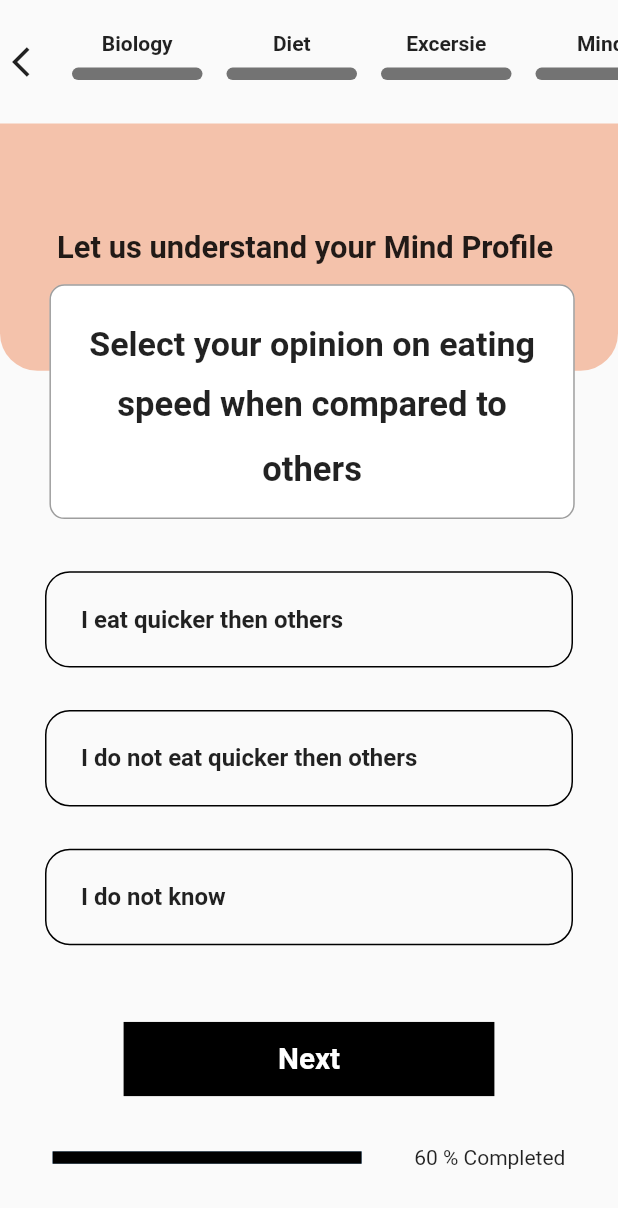
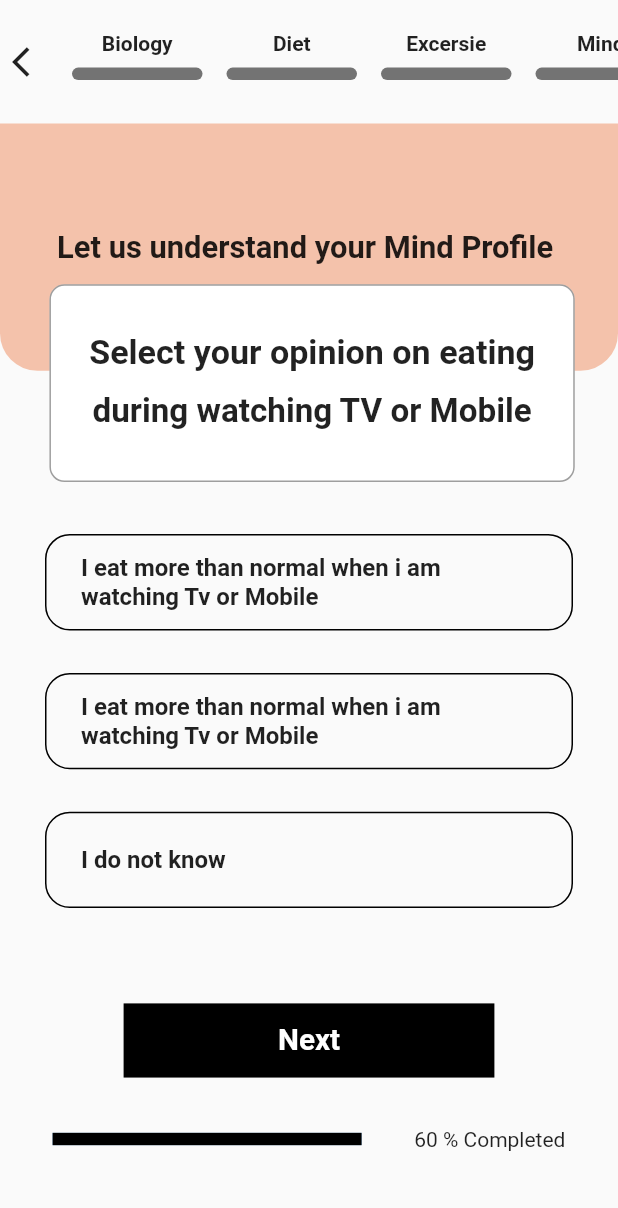
Before and after one commit to khubabcreation/health_fitness_ui_desighns, a Flutter app: the screen it shows after launch, on a phone screen of 412 x 824 dp. Shown: the top 1208 px of the screen. Run offline on Flutter 3.47's test engine with Material 2 defaults, Android fonts, the light colour scheme and no system bars.

Commit message:
this is the second commit

```diff
--- a/lib/main.dart
+++ b/lib/main.dart
@@ -13,6 +13,7 @@ import 'openion_on_Stress_Eating.dart';
 import 'openion_on_diet_plan.dart';
 import 'openion_on_exercise.dart';
 import 'openion_on_gym.dart';
+import 'openion_on_tv.dart';
 
 void main() {
   runApp(const MyApp());
@@ -29,7 +30,7 @@ class MyApp extends StatelessWidget {
       theme: ThemeData(
         primarySwatch: Colors.blue,
       ),
-      home: compared_to_others(),
+      home: openion_on_tv(),
     );
   }
 }
--- /dev/null
+++ b/lib/openion_on_tv.dart
@@ -0,0 +1,370 @@
+import 'package:flutter/material.dart';
+
+class openion_on_tv extends StatefulWidget {
+  const openion_on_tv({Key? key}) : super(key: key);
+
+  @override
+  State<openion_on_tv> createState() => _openion_on_tvState();
+}
+
+class _openion_on_tvState extends State<openion_on_tv> {
+  @override
+  Widget build(BuildContext context) {
+    double height = MediaQuery.of(context).size.height ;
+    double width = MediaQuery.of(context).size.width;
+    return SafeArea(
+      child: Scaffold(
+        body: Container(
+          height: height,
+          width: width,
+          child: Column(
+            children: [
+              SizedBox(
+                  height: height * 0.1,
+                  width: width,
+                  child: Row(
+                    children: [
+                      Padding(
+                        padding: EdgeInsets.all(8.0),
+                        child: Icon(Icons.arrow_back_ios),
+                      ),
+                      Expanded(
+                        child: ListView(
+                          scrollDirection: Axis.horizontal,
+                          children: [
+                            Container(
+                              height: height * 0.05,
+                              width: width * 0.25,
+                              child: Column(
+                                mainAxisAlignment: MainAxisAlignment.center,
+                                children: [
+                                  Text(
+                                    'Biology',
+                                    style: TextStyle(fontWeight: FontWeight.bold),
+                                  ),
+                                  Padding(
+                                    padding: EdgeInsets.all(8.0),
+                                    child: Container(
+                                      height: height * 0.01,
+                                      width: width * 0.25,
+                                      decoration: BoxDecoration(
+                                          color: Colors.black54,
+                                          borderRadius: BorderRadius.horizontal(
+                                            left: Radius.circular(20),
+                                            right: Radius.circular(20),
+                                          )),
+                                    ),
+                                  ),
+                                ],
+                              ),
+                            ),
+                            Container(
+                              height: height * 0.05,
+                              width: width * 0.25,
+                              child: Column(
+                                mainAxisAlignment: MainAxisAlignment.center,
+                                children: [
+                                  Text(
+                                    'Diet',
+                                    style: TextStyle(fontWeight: FontWeight.bold),
+                                  ),
+                                  Padding(
+                                    padding: EdgeInsets.all(8.0),
+                                    child: Container(
+                                      height: height * 0.01,
+                                      width: width * 0.25,
+                                      decoration: BoxDecoration(
+                                          color: Colors.black54,
+                                          borderRadius: BorderRadius.horizontal(
+                                            left: Radius.circular(20),
+                                            right: Radius.circular(20),
+                                          )),
+                                    ),
+                                  ),
+                                ],
+                              ),
+                            ),
+                            Container(
+                              height: height * 0.05,
+                              width: width * 0.25,
+                              child: Column(
+                                mainAxisAlignment: MainAxisAlignment.center,
+                                children: [
+                                  Text(
+                                    'Excersie',
+                                    style: TextStyle(fontWeight: FontWeight.bold),
+                                  ),
+                                  Padding(
+                                    padding: EdgeInsets.all(8.0),
+                                    child: Container(
+                                      height: height * 0.01,
+                                      width: width * 0.25,
+                                      decoration: BoxDecoration(
+                                          color: Colors.black54,
+                                          borderRadius: BorderRadius.horizontal(
+                                            left: Radius.circular(20),
+                                            right: Radius.circular(20),
+                                          )),
+                                    ),
+                                  ),
+                                ],
+                              ),
+                            ),
+                            Container(
+                              height: height * 0.05,
+                              width: width * 0.25,
+                              child: Column(
+                                mainAxisAlignment: MainAxisAlignment.center,
+                                children: [
+                                  Text(
+                                    'Mind',
+                                    style: TextStyle(fontWeight: FontWeight.bold),
+                                  ),
+                                  Padding(
+                                    padding: EdgeInsets.all(8.0),
+                                    child: Container(
+                                      height: height * 0.01,
+                                      width: width * 0.25,
+                                      decoration: BoxDecoration(
+                                          color: Colors.black54,
+                                          borderRadius: BorderRadius.horizontal(
+                                            left: Radius.circular(20),
+                                            right: Radius.circular(20),
+                                          )),
+                                    ),
+                                  ),
+                                ],
+                              ),
+                            ),
+                            Container(
+                              height: height * 0.05,
+                              width: width * 0.25,
+                              child: Column(
+                                mainAxisAlignment: MainAxisAlignment.center,
+                                children: [
+                                  Text(
+                                    'Sleep/Habit',
+                                    style: TextStyle(fontWeight: FontWeight.bold),
+                                  ),
+                                  Padding(
+                                    padding: EdgeInsets.all(8.0),
+                                    child: Container(
+                                      height: height * 0.01,
+                                      width: width * 0.25,
+                                      decoration: BoxDecoration(
+                                          color: Colors.black54,
+                                          borderRadius: BorderRadius.horizontal(
+                                            left: Radius.circular(20),
+                                            right: Radius.circular(20),
+                                          )),
+                                    ),
+                                  ),
+                                ],
+                              ),
+                            ),
+                          ],
+                        ),
+                      ),
+                    ],
+                  )),
+              Container(
+                height: height * 0.3,
+                width: width,
+                child: Stack(
+                  children: [
+                    Container(
+                      height: height * 0.2,
+                      decoration: BoxDecoration(
+                          color: Color.fromRGBO(244, 194, 171, 1),
+                          borderRadius: BorderRadius.only(
+                              bottomLeft: Radius.circular(25),
+                              bottomRight: Radius.circular(25))),
+                      child: Center(
+                        child: Text(
+                          'Let us understand your Mind Profile ',
+                          style: TextStyle(
+                              fontWeight: FontWeight.bold,
+                              fontSize: height * 0.025),
+                        ),
+                      ),
+                    ),
+                    Positioned(
+                        top: height * 0.13,
+                        left: height * 0.04,
+                        child: Container(
+                          height: height * 0.16,
+                          width: width * 0.85,
+                          child: Padding(
+                            padding: EdgeInsets.all(20),
+                            child: Column(
+                              mainAxisAlignment: MainAxisAlignment.center,
+                              children: [
+                                FittedBox(
+                                    child: Padding(
+                                      padding: EdgeInsets.all(8.0),
+                                      child: Text(
+                                        "Select your opinion on eating",
+                                        style: TextStyle(
+                                            fontWeight: FontWeight.bold,
+                                            fontSize: height * 0.04),
+                                      ),
+                                    )),
+                                FittedBox(
+                                    child: Padding(
+                                      padding: EdgeInsets.all(8.0),
+                                      child: Text(
+                                        "during watching TV or Mobile",
+                                        style: TextStyle(
+                                            fontWeight: FontWeight.bold,
+                                            fontSize: height * 0.028),
+                                      ),
+                                    )),
+                              ],
+                            ),
+                          ),
+                          decoration: BoxDecoration(
+                              border: Border.all(color: Colors.black38),
+                              color: Colors.white,
+                              borderRadius:
+                              BorderRadius.all(Radius.circular(10))),
+                        )),
+
+                    ///these are the text form fields
+                  ],
+                ),
+              ),
+
+              ///here is the start of the containers....................
+              /// this is the first conatainer ......1
+              SizedBox(
+                height: height * 0.02,
+              ),
+              Padding(
+                  padding: EdgeInsets.symmetric(vertical: 10, horizontal: 30),
+                  child: Container(
+                    decoration: BoxDecoration(
+                        borderRadius:
+                        BorderRadius.all(Radius.circular(height * 0.02)),
+                        border: Border.all(color: Colors.black)),
+                    height: height * 0.078,
+                    child: Padding(
+                      padding: EdgeInsets.all(8.0),
+                      child: Row(
+                        mainAxisAlignment: MainAxisAlignment.spaceBetween,
+                        children: [
+                          FittedBox(
+                            child: Padding(
+                              padding: EdgeInsets.symmetric(horizontal: 15),
+                              child: Text(
+                                "I eat more than normal when i am\nwatching Tv or Mobile",
+                                style: TextStyle(fontSize:16,fontWeight: FontWeight.bold),
+                              ),
+                            ),
+                          ),
+                        ],
+                      ),
+                    ),
+                  )),
+
+              ///this is the second Container 2
+              SizedBox(
+                height: height * 0.01,
+              ),
+              Padding(
+                  padding: EdgeInsets.symmetric(vertical: 10, horizontal: 30),
+                  child: Container(
+                    decoration: BoxDecoration(
+                        borderRadius:
+                        BorderRadius.all(Radius.circular(height * 0.02)),
+                        border: Border.all(color: Colors.black)),
+                    height: height * 0.078,
+                    child: Padding(
+                      padding: EdgeInsets.all(8.0),
+                      child: Row(
+                        mainAxisAlignment: MainAxisAlignment.spaceBetween,
+                        children: [
+                          FittedBox(
+                            child: Padding(
+                              padding: EdgeInsets.symmetric(horizontal: 15),
+                              child: Text(
+                                "I eat more than normal when i am\nwatching Tv or Mobile",
+                                style: TextStyle(fontSize: 16,fontWeight: FontWeight.bold),
+                              ),
+                            ),
+                          ),
+                        ],
+                      ),
+                    ),
+                  )),
+
+              ///this is the third Container ........3
+              SizedBox(
+                height: height * 0.01,
+              ),
+              Padding(
+                  padding: EdgeInsets.symmetric(vertical: 10, horizontal: 30),
+                  child: Container(
+                    decoration: BoxDecoration(
+                        borderRadius:
+                        BorderRadius.all(Radius.circular(height * 0.02)),
+                        border: Border.all(color: Colors.black)),
+                    height: height * 0.078,
+                    child: Padding(
+                      padding: EdgeInsets.all(8.0),
+                      child: Row(
+                        mainAxisAlignment: MainAxisAlignment.spaceBetween,
+                        children: [
+                          FittedBox(
+                            child: Padding(
+                              padding: EdgeInsets.symmetric(horizontal: 15),
+                              child: Text(
+                                "I do not know",
+                                style: TextStyle(fontSize: 16,fontWeight: FontWeight.bold),
+                              ),
+                            ),
+                          ),
+                        ],
+                      ),
+                    ),
+                  )),
+              SizedBox(
+                height: height * 0.065,
+              ),
+              Container(
+                height: height * 0.06,
+                width: width * 0.6,
+                color: Colors.black,
+                child: Center(
+                  child: Text(
+                    'Next',
+                    style: TextStyle(
+                        fontSize: height * 0.024,
+                        color: Colors.white,
+                        fontWeight: FontWeight.bold),
+                  ),
+                ),
+              ),
+              SizedBox(
+                height: height * 0.04,
+              ),
+              Row(
+                mainAxisAlignment: MainAxisAlignment.spaceEvenly,
+                children: [
+                  Container(
+                    height: height * 0.01,
+                    width: width / 2,
+                    child: LinearProgressIndicator(
+                      minHeight: height * 0.02,
+                      color: Colors.black,
+                      value: 1.6,
+                    ),
+                  ),
+                  Text('60 % Completed'),
+                ],
+              )
+            ],
+          ),
+        ),),
+    );
+  }
+}
```
